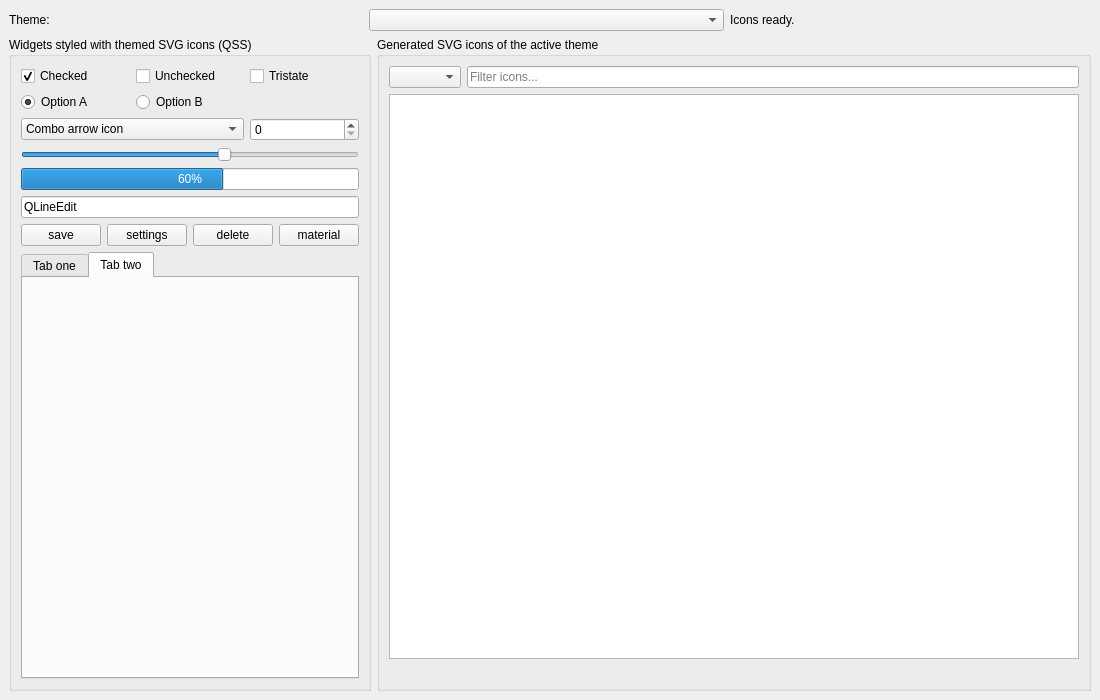
SpinnCompany/QT-PyQt-PySide-Custom-Widgets, file examples/svg_icons_demo/ui/mainwindow.ui: the form before one commit.
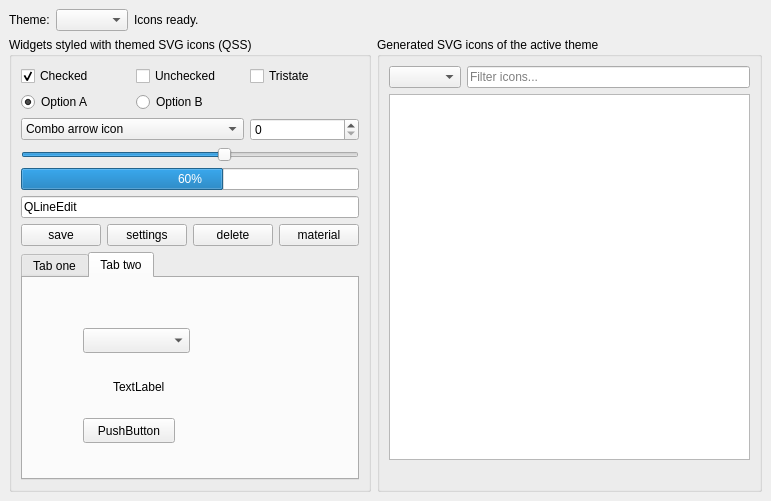
The form after the commit. The open tabs and pages were chosen to show the change. Icons and pictures are not drawn. Custom widgets are drawn as their Qt base class.

The edit to the form file:
```diff
--- a/examples/svg_icons_demo/ui/mainwindow.ui
+++ b/examples/svg_icons_demo/ui/mainwindow.ui
@@ -6,8 +6,8 @@
    <rect>
     <x>0</x>
     <y>0</y>
-    <width>1100</width>
-    <height>700</height>
+    <width>771</width>
+    <height>501</height>
    </rect>
   </property>
   <property name="windowTitle">
@@ -37,7 +37,13 @@
       <item>
        <spacer name="topSpacer">
         <property name="orientation">
-         <enum>Qt::Horizontal</enum>
+         <enum>Qt::Orientation::Horizontal</enum>
+        </property>
+        <property name="sizeHint" stdset="0">
+         <size>
+          <width>0</width>
+          <height>0</height>
+         </size>
         </property>
        </spacer>
       </item>
@@ -208,6 +214,45 @@
             <attribute name="title">
              <string>Tab two</string>
             </attribute>
+            <widget class="QCustomThemeList" name="CustomThemeList">
+             <property name="geometry">
+              <rect>
+               <x>60</x>
+               <y>50</y>
+               <width>107</width>
+               <height>25</height>
+              </rect>
+             </property>
+             <property name="windowTitle">
+              <string>Custom Theme List</string>
+             </property>
+            </widget>
+            <widget class="QPushButton" name="pushButton">
+             <property name="geometry">
+              <rect>
+               <x>60</x>
+               <y>140</y>
+               <width>92</width>
+               <height>25</height>
+              </rect>
+             </property>
+             <property name="text">
+              <string>PushButton</string>
+             </property>
+            </widget>
+            <widget class="QLabel" name="label">
+             <property name="geometry">
+              <rect>
+               <x>90</x>
+               <y>100</y>
+               <width>71</width>
+               <height>17</height>
+              </rect>
+             </property>
+             <property name="text">
+              <string>TextLabel</string>
+             </property>
+            </widget>
            </widget>
           </widget>
          </item>
@@ -268,6 +313,19 @@
    </layout>
   </widget>
  </widget>
+ <customwidgets>
+  <customwidget>
+   <class>QCustomThemeList</class>
+   <extends>QComboBox</extends>
+   <header>Custom_Widgets.QCustomThemeList</header>
+  </customwidget>
+  <customwidget>
+   <class>QCustomComponentContainer</class>
+   <extends>QWidget</extends>
+   <header>Custom_Widgets.QCustomComponentContainer</header>
+   <container>1</container>
+  </customwidget>
+ </customwidgets>
  <resources>
   <include location="../Qss/icons/_icons.qrc"/>
  </resources>
```
Left out of the diff: 41 changed lines with no effect on the pictures.
